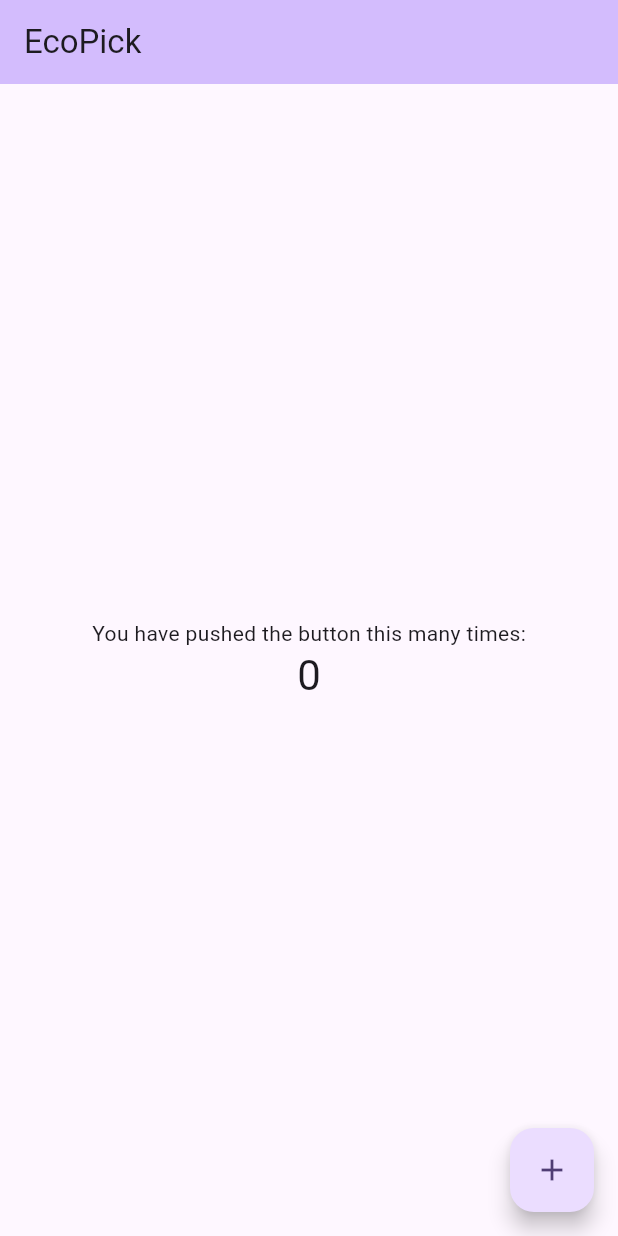
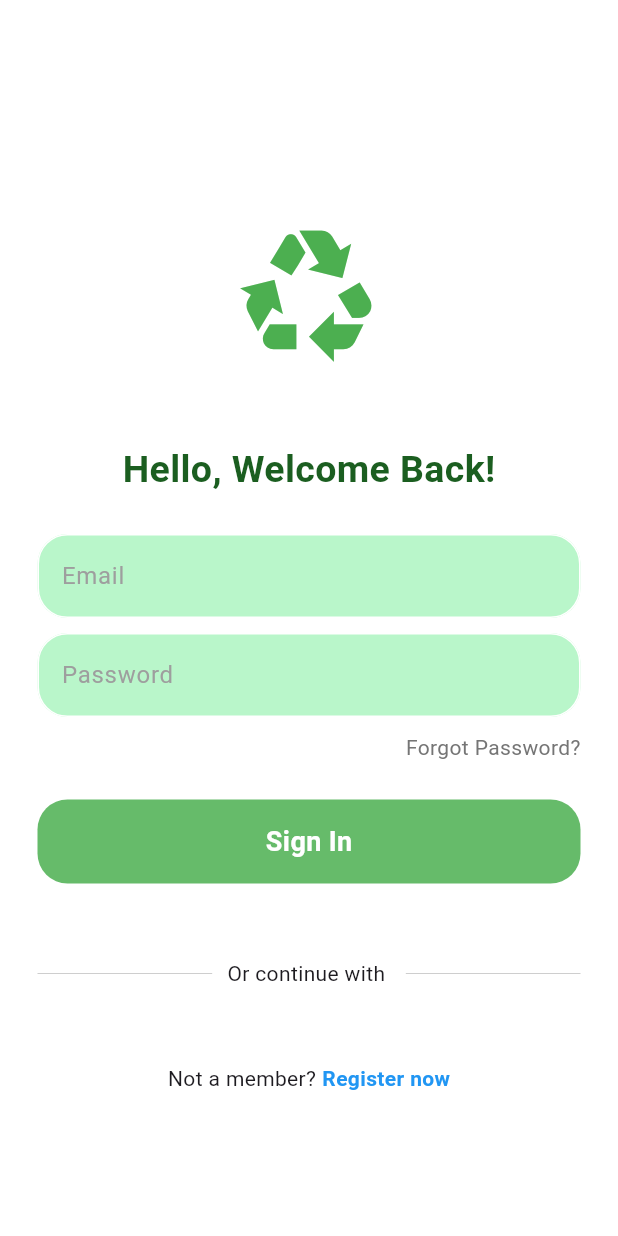
Before and after one commit to SirknightMike/EcoPick, a Flutter app: the screen it shows after launch, on a phone screen of 412 x 824 dp. Run offline on Flutter 3.47's test engine with Material 3 defaults, Android fonts, the phone set to English and light mode, and no system bars.

Commit message:
Create a Log And Registration
PR Description : In order to see Login and Registration page run following command in flutter *note( directory should in the front end)  "flutter run". This will show the UI of the login and Registration Page and you'll be able to navigate the two pages by click on the button of the page the "Registration Link Or the Login Now" link.

```diff
--- /dev/null
+++ b/frontend/ecopick_frontend/lib/component/sign_in_button.dart
@@ -0,0 +1,29 @@
+import 'package:flutter/material.dart';
+
+class MyButton extends StatelessWidget {
+
+  final Function()? onTap;
+
+  const MyButton({super.key, required this.onTap});
+
+
+  @override
+  Widget build(BuildContext context) {
+    return GestureDetector(
+      onTap: onTap,
+      child: Container(
+        padding: const EdgeInsets.all(15),
+        margin: const EdgeInsets.symmetric(horizontal: 25),
+        decoration: BoxDecoration(
+            color: Colors.green[400], borderRadius: BorderRadius.circular(20)),
+        child: const Center(
+          child: Text(
+            'Sign In',
+            style: TextStyle(
+                color: Colors.white, fontSize: 18, fontWeight: FontWeight.bold),
+          ),
+        ),
+      ),
+    );
+  }
+}
--- /dev/null
+++ b/frontend/ecopick_frontend/lib/component/text_field.dart
@@ -0,0 +1,40 @@
+import 'package:flutter/material.dart';
+
+class MyTextfield extends StatelessWidget {
+  final controller;
+  final String hintText;
+  final bool obscureText;
+
+  const MyTextfield(
+      {super.key,
+      required this.controller,
+      required this.hintText,
+      required this.obscureText});
+
+  @override
+  Widget build(BuildContext context) {
+    return Padding(
+      padding: const EdgeInsets.symmetric(horizontal: 25.0),
+      child: TextField(
+        controller: controller,
+        obscureText: obscureText,
+        decoration: InputDecoration(
+            enabledBorder: OutlineInputBorder(
+              borderSide: BorderSide(color: Colors.white),
+              borderRadius: BorderRadius.circular(20),
+            ),
+            // border:  OutlineInputBorder(
+            //      borderRadius: BorderRadius.circular(10),
+            // ),
+            focusedBorder: const OutlineInputBorder(
+              borderSide: BorderSide(color: Colors.green),
+            ),
+            fillColor: Colors.greenAccent[100],
+            filled: true,
+            hintText: hintText,
+            hintStyle: TextStyle(color: Colors.grey[500])
+            ),
+      ),
+    );
+  }
+}
--- a/frontend/ecopick_frontend/lib/main.dart
+++ b/frontend/ecopick_frontend/lib/main.dart
@@ -1,125 +1,19 @@
+import 'package:ecopick_frontend/pages/login_or_register.dart';
 import 'package:flutter/material.dart';
+import 'pages/login_pages.dart';
 
 void main() {
   runApp(const MyApp());
 }
 
-class MyApp extends StatelessWidget {
-  const MyApp({super.key});
+class MyApp extends StatelessWidget{
+    const MyApp({super.key});
 
-  // This widget is the root of your application.
-  @override
+    @override
   Widget build(BuildContext context) {
     return MaterialApp(
-      title: 'EcoPick',
-      theme: ThemeData(
-        // This is the theme of your application.
-        //
-        // TRY THIS: Try running your application with "flutter run". You'll see
-        // the application has a purple toolbar. Then, without quitting the app,
-        // try changing the seedColor in the colorScheme below to Colors.green
-        // and then invoke "hot reload" (save your changes or press the "hot
-        // reload" button in a Flutter-supported IDE, or press "r" if you used
-        // the command line to start the app).
-        //
-        // Notice that the counter didn't reset back to zero; the application
-        // state is not lost during the reload. To reset the state, use hot
-        // restart instead.
-        //
-        // This works for code too, not just values: Most code changes can be
-        // tested with just a hot reload.
-        colorScheme: ColorScheme.fromSeed(seedColor: Colors.deepPurple),
-        useMaterial3: true,
-      ),
-      home: const MyHomePage(title: 'EcoPick'),
+      debugShowCheckedModeBanner: false,
+      home: LoginOrRegisterPage(),
     );
   }
 }
-
-class MyHomePage extends StatefulWidget {
-  const MyHomePage({super.key, required this.title});
-
-  // This widget is the home page of your application. It is stateful, meaning
-  // that it has a State object (defined below) that contains fields that affect
-  // how it looks.
-
-  // This class is the configuration for the state. It holds the values (in this
-  // case the title) provided by the parent (in this case the App widget) and
-  // used by the build method of the State. Fields in a Widget subclass are
-  // always marked "final".
-
-  final String title;
-
-  @override
-  State<MyHomePage> createState() => _MyHomePageState();
-}
-
-class _MyHomePageState extends State<MyHomePage> {
-  int _counter = 0;
-
-  void _incrementCounter() {
-    setState(() {
-      // This call to setState tells the Flutter framework that something has
-      // changed in this State, which causes it to rerun the build method below
-      // so that the display can reflect the updated values. If we changed
-      // _counter without calling setState(), then the build method would not be
-      // called again, and so nothing would appear to happen.
-      _counter++;
-    });
-  }
-
-  @override
-  Widget build(BuildContext context) {
-    // This method is rerun every time setState is called, for instance as done
-    // by the _incrementCounter method above.
-    //
-    // The Flutter framework has been optimized to make rerunning build methods
-    // fast, so that you can just rebuild anything that needs updating rather
-    // than having to individually change instances of widgets.
-    return Scaffold(
-      appBar: AppBar(
-        // TRY THIS: Try changing the color here to a specific color (to
-        // Colors.amber, perhaps?) and trigger a hot reload to see the AppBar
-        // change color while the other colors stay the same.
-        backgroundColor: Theme.of(context).colorScheme.inversePrimary,
-        // Here we take the value from the MyHomePage object that was created by
-        // the App.build method, and use it to set our appbar title.
-        title: Text(widget.title),
-      ),
-      body: Center(
-        // Center is a layout widget. It takes a single child and positions it
-        // in the middle of the parent.
-        child: Column(
-          // Column is also a layout widget. It takes a list of children and
-          // arranges them vertically. By default, it sizes itself to fit its
-          // children horizontally, and tries to be as tall as its parent.
-          //
-          // Column has various properties to control how it sizes itself and
-          // how it positions its children. Here we use mainAxisAlignment to
-          // center the children vertically; the main axis here is the vertical
-          // axis because Columns are vertical (the cross axis would be
-          // horizontal).
-          //
-          // TRY THIS: Invoke "debug painting" (choose the "Toggle Debug Paint"
-          // action in the IDE, or press "p" in the console), to see the
-          // wireframe for each widget.
-          mainAxisAlignment: MainAxisAlignment.center,
-          children: <Widget>[
-            const Text(
-              'You have pushed the button this many times:',
-            ),
-            Text(
-              '$_counter',
-              style: Theme.of(context).textTheme.headlineMedium,
-            ),
-          ],
-        ),
-      ),
-      floatingActionButton: FloatingActionButton(
-        onPressed: _incrementCounter,
-        tooltip: 'Increment',
-        child: const Icon(Icons.add),
-      ), // This trailing comma makes auto-formatting nicer for build methods.
-    );
-  }
-}
--- /dev/null
+++ b/frontend/ecopick_frontend/lib/pages/login_or_register.dart
@@ -0,0 +1,40 @@
+import 'package:ecopick_frontend/pages/login_pages.dart';
+import 'package:ecopick_frontend/pages/register_page.dart';
+import 'package:flutter/material.dart';
+
+
+
+class LoginOrRegisterPage extends StatefulWidget {
+  const LoginOrRegisterPage({super.key});
+
+  @override
+  State<LoginOrRegisterPage> createState() => _LoginOrRegisterPage();
+}
+
+class _LoginOrRegisterPage extends State<LoginOrRegisterPage> {
+
+// initially show login page
+bool showLoginPage = true;
+
+
+// toggle between login and register
+
+void togglePage(){
+  setState(() {
+    showLoginPage = !showLoginPage;
+  });
+}
+
+  @override
+  Widget build(BuildContext context) {
+    if(showLoginPage){
+      return LoginPage(
+        onTap: togglePage,
+      );
+    }else {
+      return RegisterPage(
+        onTap:togglePage,
+      );
+      }
+  }
+}
--- /dev/null
+++ b/frontend/ecopick_frontend/lib/pages/login_pages.dart
@@ -0,0 +1,165 @@
+import "package:ecopick_frontend/component/sign_in_button.dart";
+import "package:ecopick_frontend/component/square_tile.dart";
+import "package:ecopick_frontend/component/text_field.dart";
+import "package:flutter/material.dart";
+
+class LoginPage extends StatefulWidget {
+  final Function()? onTap;
+  LoginPage({super.key, required this.onTap});
+
+  @override
+  State<LoginPage> createState() => _LoginPageState();
+}
+
+class _LoginPageState extends State<LoginPage> {
+  final emailController = TextEditingController();
+
+  final passwordController = TextEditingController();
+
+  // sign the user in method
+  void signInUser() {}
+
+  @override
+  Widget build(BuildContext context) {
+    return Scaffold(
+      backgroundColor: Colors.white,
+      body: SafeArea(
+          child: Center(
+        child: SingleChildScrollView(
+          child: Column(
+            mainAxisAlignment: MainAxisAlignment.center,
+            children: [
+              const SizedBox(
+                height: 50,
+              ),
+              // logo
+              const Icon(
+                Icons.recycling,
+                size: 100,
+                color: Colors.green,
+              ),
+
+              const SizedBox(
+                height: 50,
+              ),
+              // welcome back/Hello
+              Text(
+                "Hello, Welcome Back!",
+                style: TextStyle(
+                  color: Colors.green[900],
+                  fontSize: 25,
+                  fontWeight: FontWeight.bold
+                ),
+              ),
+
+              const SizedBox(
+                height: 25,
+              ),
+              // user email textfield
+              MyTextfield(
+                controller: emailController,
+                hintText: 'Email',
+                obscureText: false,
+              ),
+              // password textfield
+              const SizedBox(
+                height: 10,
+              ),
+              MyTextfield(
+                controller: passwordController,
+                hintText: 'Password',
+                obscureText: true,
+              ),
+              const SizedBox(
+                height: 10,
+              ),
+              // forgot password
+              Padding(
+                padding: const EdgeInsets.symmetric(horizontal: 25.0),
+                child: Row(
+                  mainAxisAlignment: MainAxisAlignment.end,
+                  children: [
+                    Text(
+                      'Forgot Password?',
+                      style: TextStyle(color: Colors.grey[600]),
+                    ),
+                  ],
+                ),
+              ),
+              const SizedBox(
+                height: 25,
+              ),
+              // sign in button
+              MyButton(
+                onTap: signInUser,
+              ),
+
+              const SizedBox(
+                height: 50,
+              ),
+              // or Continue with Optional
+              Padding(
+                padding: const EdgeInsets.symmetric(horizontal: 25.0),
+                child: Row(
+                  children: [
+                    Expanded(
+                        child: Divider(
+                      thickness: 0.5,
+                      color: Colors.grey[400],
+                    )),
+                    const Padding(
+                      padding: EdgeInsets.symmetric(horizontal: 10.0),
+                      child: Text("Or continue with "),
+                    ),
+                    Expanded(
+                        child: Divider(
+                      thickness: 0.5,
+                      color: Colors.grey[400],
+                    ))
+                  ],
+                ),
+              ),
+
+              // google + apple sign up
+              // const Row(
+              //   mainAxisAlignment: MainAxisAlignment.center,
+              //   children: [
+              //     // google button
+              //     SquareTile(imagePath: 'put in image path'),
+
+              //     SizedBox(
+              //       height: 10,
+              //     ),
+              //     // apple button
+              //     SquareTile(imagePath: 'put in image path')
+              //   ],
+              // )
+              // sign up
+              SizedBox(
+                height: 50,
+              ),
+
+              Row(
+                mainAxisAlignment: MainAxisAlignment.center,
+                children: [
+                  Text("Not a member?"),
+                  const SizedBox(
+                    width: 4,
+                  ),
+                  GestureDetector(
+                    onTap: widget.onTap,
+                    child: Text(
+                      "Register now",
+                      style: TextStyle(
+                          color: Colors.blue, fontWeight: FontWeight.bold),
+                    ),
+                  )
+                ],
+              )
+            ],
+          ),
+        ),
+      )),
+    );
+  }
+}
```
Also changed, not shown: frontend/ecopick_frontend/lib/component/square_tile.dart (added, +16 -0 lines), frontend/ecopick_frontend/lib/pages/register_page.dart (added, +177 -0 lines).
